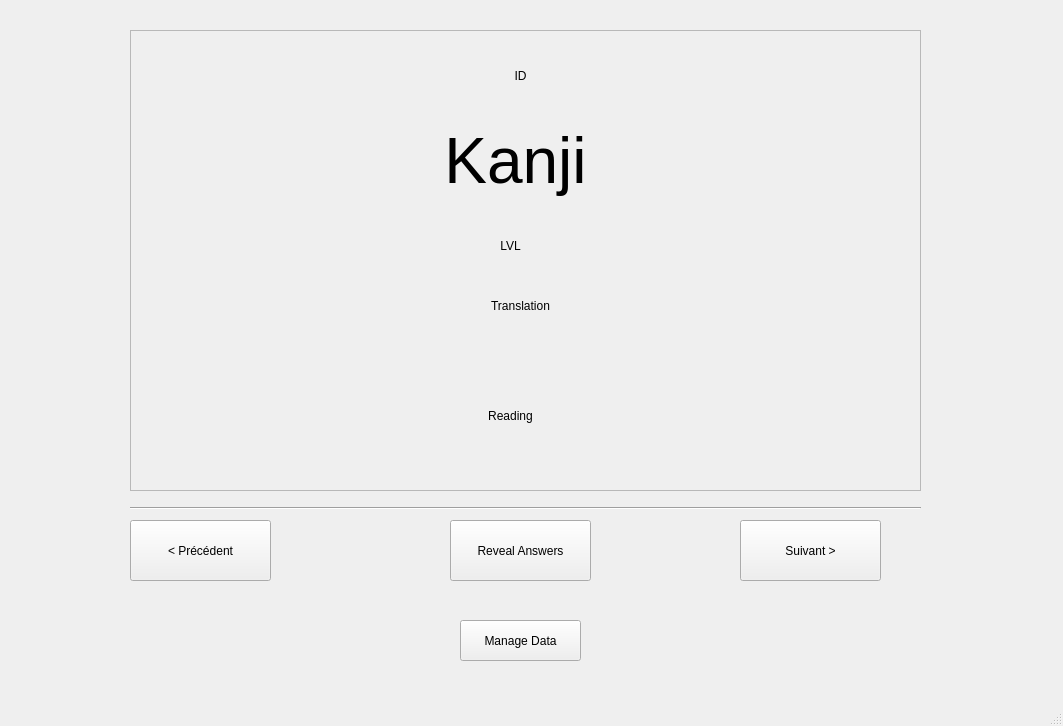
Above: mainwindow.ui from Imaginat0r/KanjiStudy before the change. Below: the same form after it.
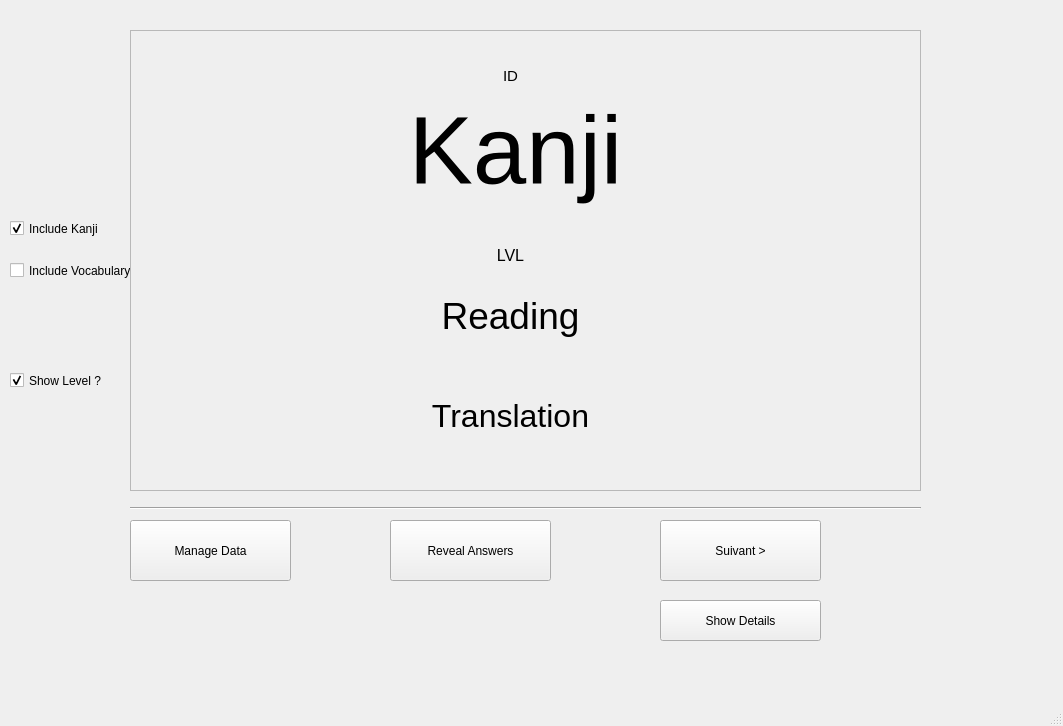
That is the form after the change.

```diff
--- a/mainwindow.ui
+++ b/mainwindow.ui
@@ -17,9 +17,9 @@
    <widget class="QPushButton" name="nextButton">
     <property name="geometry">
      <rect>
-      <x>740</x>
+      <x>660</x>
       <y>520</y>
-      <width>141</width>
+      <width>161</width>
       <height>61</height>
      </rect>
     </property>
@@ -27,19 +27,6 @@
      <string>Suivant &gt;</string>
     </property>
    </widget>
-   <widget class="QPushButton" name="previousButton">
-    <property name="geometry">
-     <rect>
-      <x>130</x>
-      <y>520</y>
-      <width>141</width>
-      <height>61</height>
-     </rect>
-    </property>
-    <property name="text">
-     <string>&lt; Précédent</string>
-    </property>
-   </widget>
    <widget class="QFrame" name="frame">
     <property name="geometry">
      <rect>
@@ -58,15 +45,15 @@
     <widget class="QLabel" name="kanjiLabel">
      <property name="geometry">
       <rect>
-       <x>280</x>
-       <y>70</y>
-       <width>211</width>
+       <x>120</x>
+       <y>60</y>
+       <width>531</width>
        <height>121</height>
       </rect>
      </property>
      <property name="font">
       <font>
-       <pointsize>48</pointsize>
+       <pointsize>72</pointsize>
       </font>
      </property>
      <property name="text">
@@ -79,12 +66,17 @@
     <widget class="QLabel" name="idLabel">
      <property name="geometry">
       <rect>
-       <x>320</x>
+       <x>310</x>
        <y>10</y>
        <width>141</width>
        <height>71</height>
       </rect>
      </property>
+     <property name="font">
+      <font>
+       <pointsize>11</pointsize>
+      </font>
+     </property>
      <property name="text">
       <string>ID</string>
      </property>
@@ -96,11 +88,16 @@
      <property name="geometry">
       <rect>
        <x>310</x>
-       <y>180</y>
+       <y>190</y>
        <width>141</width>
        <height>71</height>
       </rect>
      </property>
+     <property name="font">
+      <font>
+       <pointsize>12</pointsize>
+      </font>
+     </property>
      <property name="text">
       <string>LVL</string>
      </property>
@@ -111,12 +108,17 @@
     <widget class="QLabel" name="readingLabel">
      <property name="geometry">
       <rect>
-       <x>310</x>
-       <y>350</y>
-       <width>141</width>
-       <height>71</height>
+       <x>10</x>
+       <y>240</y>
+       <width>741</width>
+       <height>91</height>
       </rect>
      </property>
+     <property name="font">
+      <font>
+       <pointsize>28</pointsize>
+      </font>
+     </property>
      <property name="text">
       <string>Reading</string>
      </property>
@@ -127,12 +129,17 @@
     <widget class="QLabel" name="translationLabel">
      <property name="geometry">
       <rect>
-       <x>320</x>
-       <y>240</y>
-       <width>141</width>
-       <height>71</height>
+       <x>20</x>
+       <y>340</y>
+       <width>721</width>
+       <height>91</height>
       </rect>
      </property>
+     <property name="font">
+      <font>
+       <pointsize>24</pointsize>
+      </font>
+     </property>
      <property name="text">
       <string>Translation</string>
      </property>
@@ -144,10 +151,10 @@
    <widget class="QPushButton" name="pushButton">
     <property name="geometry">
      <rect>
-      <x>460</x>
-      <y>620</y>
-      <width>121</width>
-      <height>41</height>
+      <x>130</x>
+      <y>520</y>
+      <width>161</width>
+      <height>61</height>
      </rect>
     </property>
     <property name="text">
@@ -157,9 +164,9 @@
    <widget class="QPushButton" name="answerButton">
     <property name="geometry">
      <rect>
-      <x>450</x>
+      <x>390</x>
       <y>520</y>
-      <width>141</width>
+      <width>161</width>
       <height>61</height>
      </rect>
     </property>
@@ -180,6 +187,67 @@
      <enum>Qt::Horizontal</enum>
     </property>
    </widget>
+   <widget class="QCheckBox" name="includeKanjiCheckBox">
+    <property name="geometry">
+     <rect>
+      <x>10</x>
+      <y>220</y>
+      <width>91</width>
+      <height>17</height>
+     </rect>
+    </property>
+    <property name="text">
+     <string>Include Kanji</string>
+    </property>
+    <property name="checked">
+     <bool>true</bool>
+    </property>
+   </widget>
+   <widget class="QCheckBox" name="includeVocabularyCheckBox">
+    <property name="geometry">
+     <rect>
+      <x>10</x>
+      <y>240</y>
+      <width>121</width>
+      <height>61</height>
+     </rect>
+    </property>
+    <property name="text">
+     <string>Include Vocabulary</string>
+    </property>
+    <property name="checked">
+     <bool>false</bool>
+    </property>
+   </widget>
+   <widget class="QCheckBox" name="showLevelCheckBox">
+    <property name="geometry">
+     <rect>
+      <x>10</x>
+      <y>350</y>
+      <width>121</width>
+      <height>61</height>
+     </rect>
+    </property>
+    <property name="text">
+     <string>Show Level ?</string>
+    </property>
+    <property name="checked">
+     <bool>true</bool>
+    </property>
+   </widget>
+   <widget class="QPushButton" name="showDetailsButton">
+    <property name="geometry">
+     <rect>
+      <x>660</x>
+      <y>600</y>
+      <width>161</width>
+      <height>41</height>
+     </rect>
+    </property>
+    <property name="text">
+     <string>Show Details</string>
+    </property>
+   </widget>
   </widget>
   <widget class="QStatusBar" name="statusbar"/>
   <widget class="QMenuBar" name="menubar">
```
